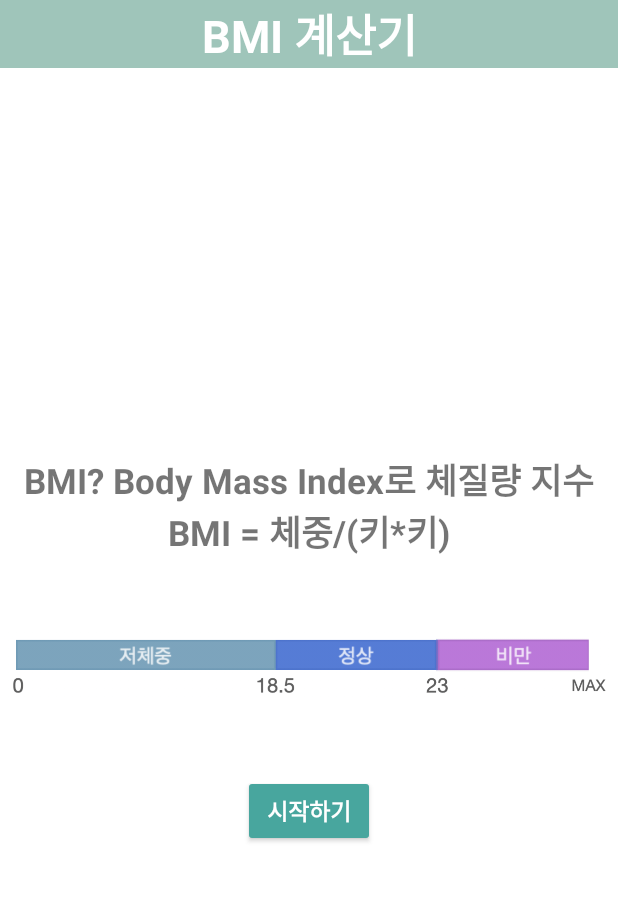
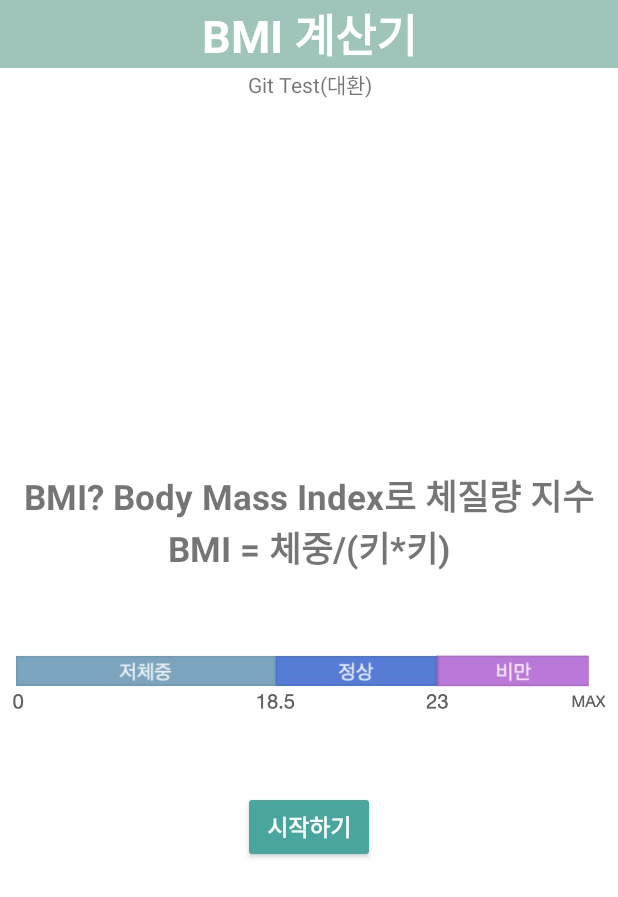
Before and after one commit to kyeongmipak/Android_Project, an Android app: the screen it shows after launch (MainActivity), on a phone screen of 412 x 824 dp. Shown: the top 897 px of the screen. Run offline under Robolectric (Android 15) with nearby library versions, the phone set to English and light mode, and no system bars.

Commit message:
Git Test(대환)

```diff
--- a/BMI_test/app/src/main/res/layout/activity_main.xml
+++ b/BMI_test/app/src/main/res/layout/activity_main.xml
@@ -18,6 +18,12 @@
         android:background="#9FC5BA"
         android:gravity="center"
         android:textColor="@color/white"
+        />
+    <TextView
+        android:layout_width="match_parent"
+        android:layout_height="wrap_content"
+        android:text="Git Test(대환)"
+        android:gravity="center"
         />
     <FrameLayout
         android:layout_width="match_parent"
```
